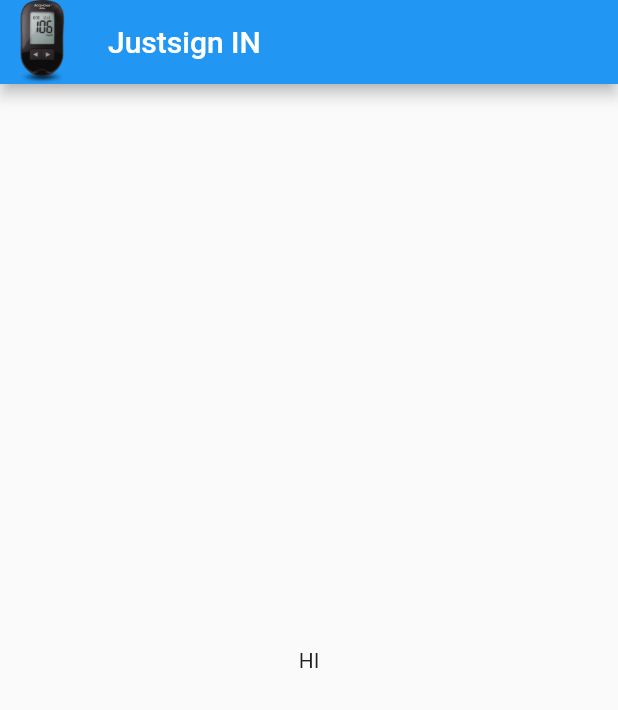
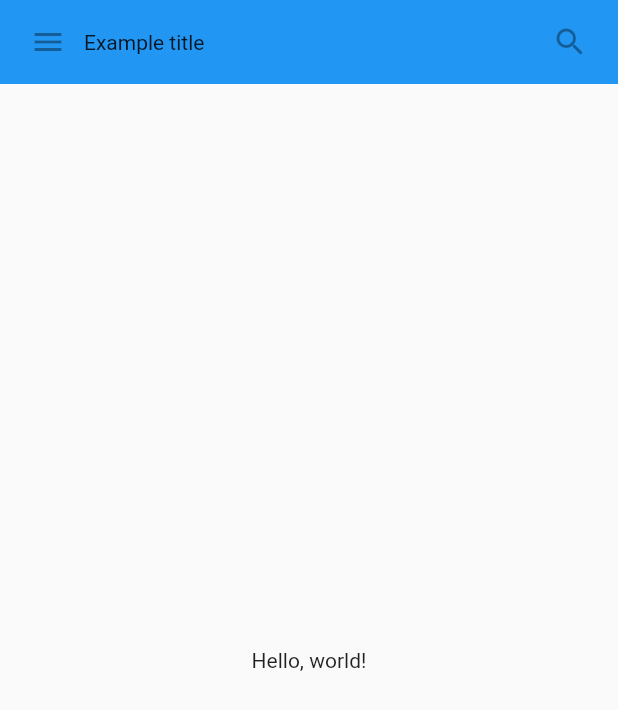
Before and after one commit to eoeefosa/scaffold_play, a Flutter app: the screen it shows after launch, on a phone screen of 412 x 824 dp. Shown: the top 710 px of the screen. Run offline on Flutter 3.47's test engine with Material 2 defaults, Android fonts, the phone set to English and light mode, and no system bars.

Commit message:
created a new app bar in main .dart

```diff
--- a/lib/main.dart
+++ b/lib/main.dart
@@ -1,16 +1,55 @@
 import 'package:flutter/material.dart';
-import 'home.dart';
 
-void main() {
-  runApp(const Fooderlich());
-}
+class MyAppBar extends StatelessWidget {
+  const MyAppBar({required this.title, super.key});
+  final Widget title;
 
-class Fooderlich extends StatelessWidget {
-  const Fooderlich({Key? key}) : super(key: key);
   @override
   Widget build(BuildContext context) {
-    return const MaterialApp(
-      home: Home(),
+    return Container(
+      height: 56.0,
+      // TODO check the padding
+      padding: const EdgeInsets.symmetric(horizontal: 8.0),
+      decoration: BoxDecoration(color: Colors.blue[500]),
+      child: Row(children: [
+        const IconButton(
+          onPressed: null,
+          icon: Icon(Icons.menu),
+          tooltip: 'Navigation menu',
+        ),
+        Expanded(child: title),
+        const IconButton(
+          onPressed: null,
+          icon: Icon(Icons.search),
+          tooltip: "search",
+        )
+      ]),
     );
   }
 }
+
+class MyScaffold extends StatelessWidget {
+  const MyScaffold({super.key});
+
+  @override
+  Widget build(BuildContext context) {
+    return Material(
+      child: Column(
+        children: const [
+          MyAppBar(title: Text('Example title')),
+          Expanded(
+              child: Center(
+            child: Text('Hello, world!'),
+          ))
+        ],
+      ),
+    );
+  }
+}
+
+void main(List<String> args) {
+  runApp(const MaterialApp(
+    title: 'My app',
+    home: SafeArea(child: MyScaffold()),
+  ));
+}
```
Also changed, not shown: lib/home.dart (+10 -0 lines), lib/floatbutton.dart (added).
